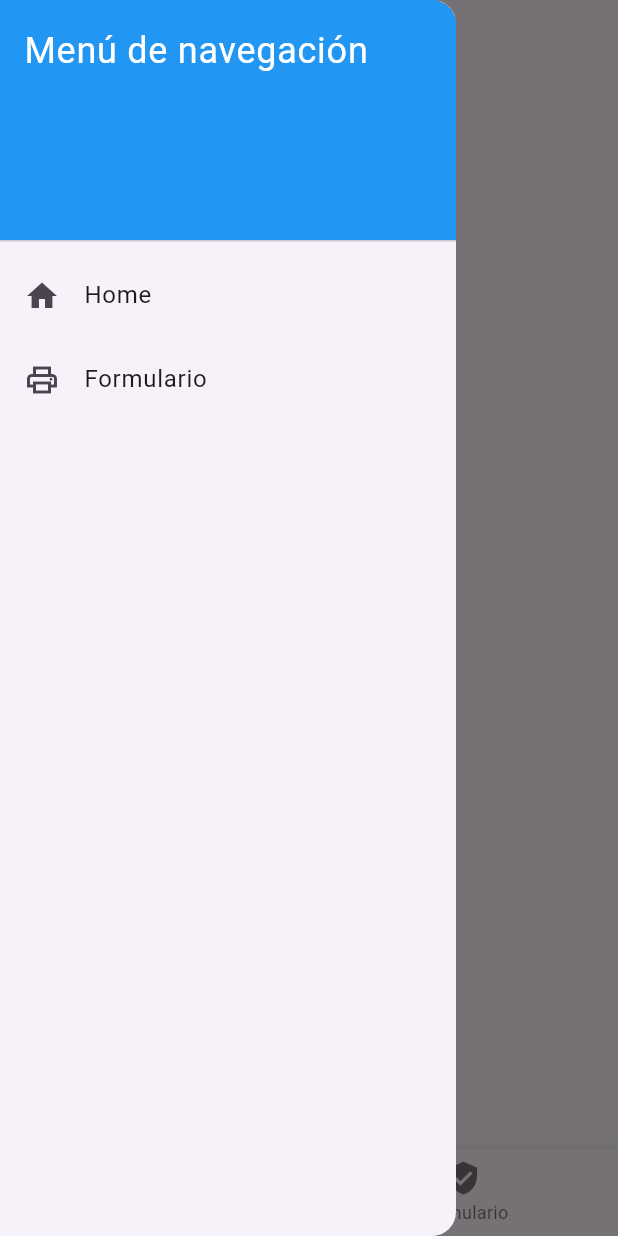
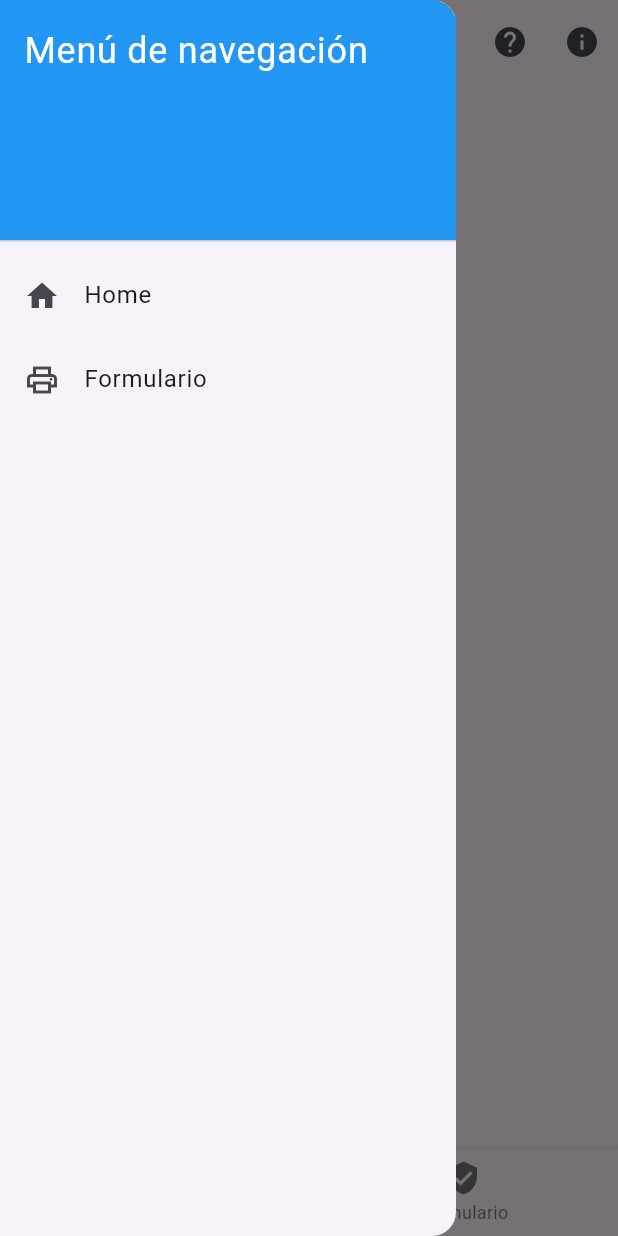
Before and after one commit to lokcito/flutter-libraries, a Flutter app: the MainLayout screen opened directly with empty values, with the side drawer open, on a phone screen of 412 x 824 dp. Run offline on Flutter 3.47's test engine with Material 3 defaults, Android fonts, the phone set to English and light mode, and no system bars; our stand-ins replace dio, go_router; missing offline and left inert: flame; network calls fail.

Commit message:
opciones en appbar + loading listview

```diff
--- a/lib/layouts/main_layout.dart
+++ b/lib/layouts/main_layout.dart
@@ -13,7 +13,23 @@ class _MainLayoutState extends State<MainLayout> {
   @override
   Widget build(BuildContext context) {
     return Scaffold(
-      appBar: AppBar(title: const Text('ScreenApp')),
+      appBar: AppBar(
+        title: const Text('ScreenApp'),
+        actions: [
+          IconButton(
+            icon: const Icon(Icons.help),
+            onPressed: () {
+              context.go('/game');
+            },
+          ),
+          IconButton(
+            icon: const Icon(Icons.info),
+            onPressed: () {
+              context.go('/about');
+            },
+          ),
+        ],
+      ),
       body: widget.child,
       bottomNavigationBar: BottomNavigationBar(
         items: const [
--- a/lib/pages/home_page.dart
+++ b/lib/pages/home_page.dart
@@ -45,6 +45,9 @@ class _MyHomePageState extends State<MyHomePage> {
               child: FutureBuilder<List<DigiModel>>(
                 future: _digiList,
                 builder: (context, snapshot) {
+                  if (snapshot.connectionState == ConnectionState.waiting) {
+                    return const Center(child: CircularProgressIndicator());
+                  }
                   final digimons = snapshot.data!;
                   return ListView.builder(
                     itemCount: digimons.length,
```
